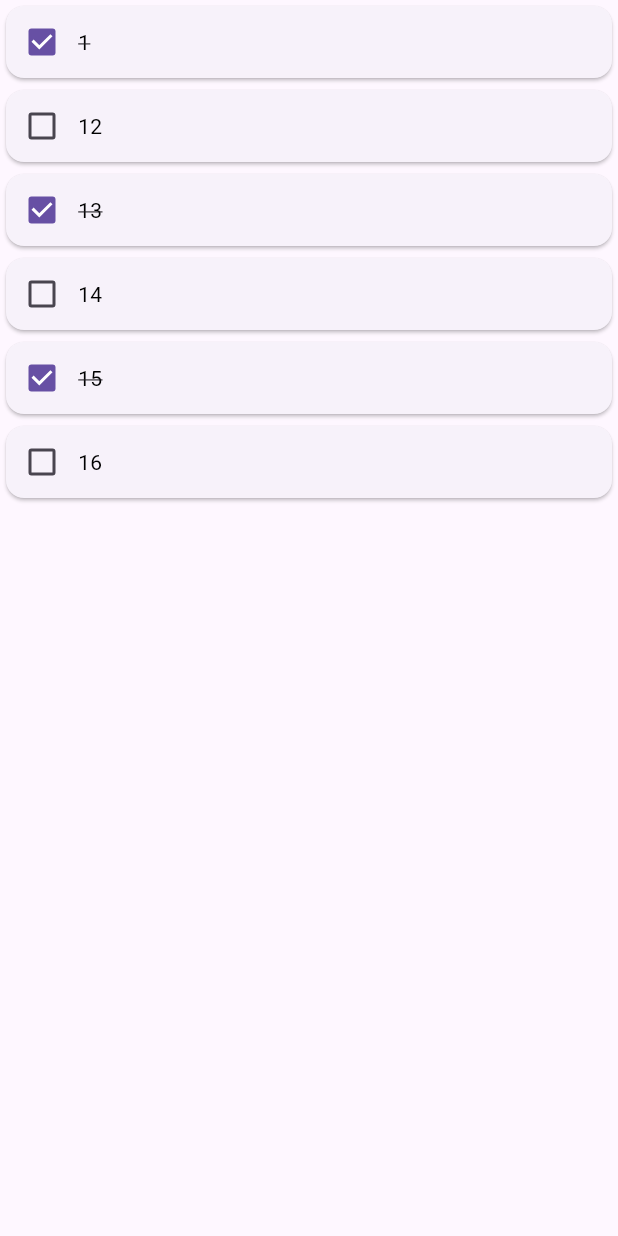
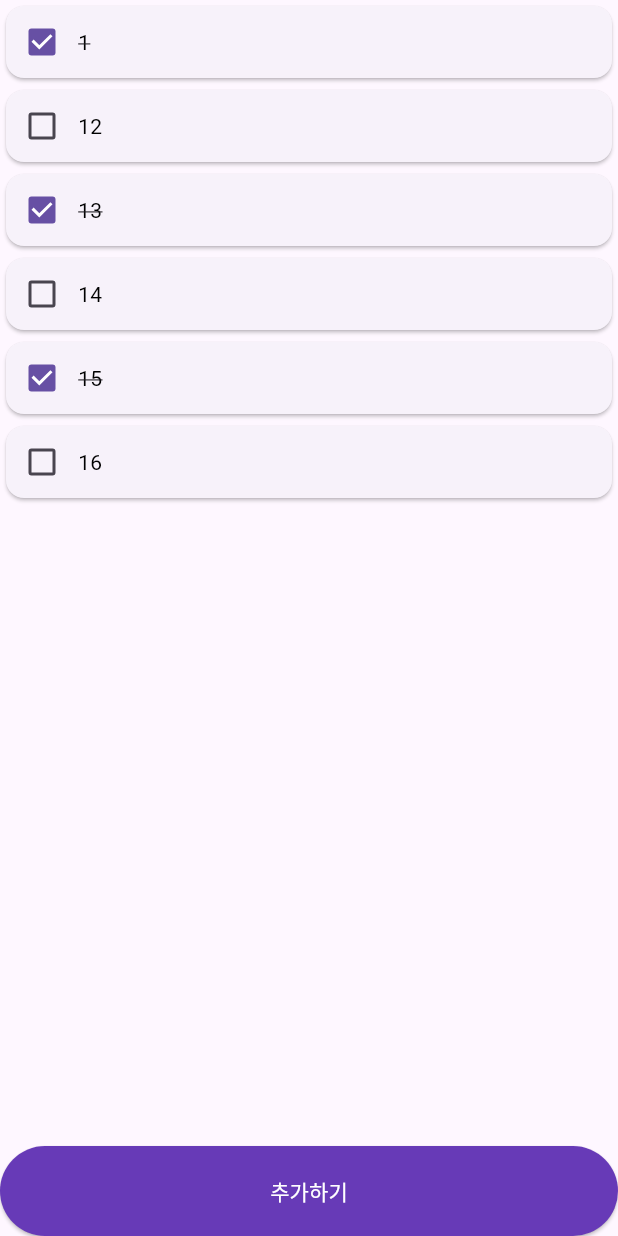
Before and after one commit to monet2155/codereview_todo_list, a Flutter app: the screen it shows after launch, on a phone screen of 412 x 824 dp. Run offline on Flutter 3.47's test engine with Material 3 defaults, Android fonts, the phone set to English and light mode, and no system bars.

Commit message:
feat: 추가하기 버튼

```diff
--- a/lib/screen/home/home_page.dart
+++ b/lib/screen/home/home_page.dart
@@ -24,11 +24,33 @@ class _HomePageState extends State<HomePage> {
   @override
   Widget build(BuildContext context) {
     return Scaffold(
-      body: ListView.builder(
-        itemCount: todoList.length,
-        itemBuilder: (context, index) {
-          return TodoCardWidget(todo: todoList[index]);
-        },
+      body: SafeArea(
+        child: Column(
+          mainAxisAlignment: MainAxisAlignment.spaceEvenly,
+          children: [
+            Expanded(
+              child: ListView.builder(
+                itemCount: todoList.length,
+                itemBuilder: (context, index) {
+                  return TodoCardWidget(todo: todoList[index]);
+                },
+              ),
+            ),
+            SizedBox(
+              height: 60,
+              width: double.infinity,
+              child: ElevatedButton(
+                style: ButtonStyle(backgroundColor: WidgetStatePropertyAll(Colors.deepPurple)),
+                onPressed: () {
+                  setState(() {
+                    todoList.add(ToDoModel('test', false));
+                  });
+                },
+                child: Text("추가하기", style: TextStyle(color: Colors.white)),
+              ),
+            ),
+          ],
+        ),
       ),
     );
   }
```
